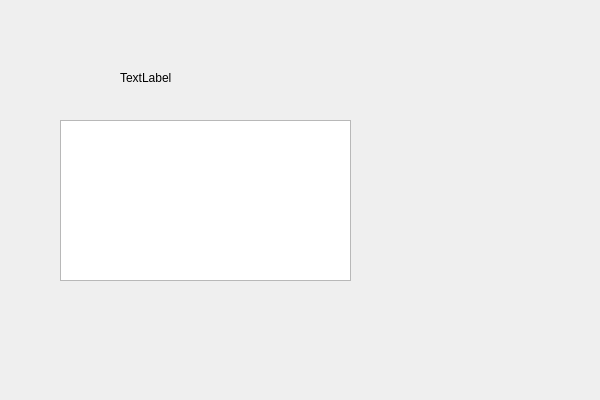
The window that Word-Flow/random.ui (timowka0304/Word-Flow) describes before a commit, drawn with Qt 5.
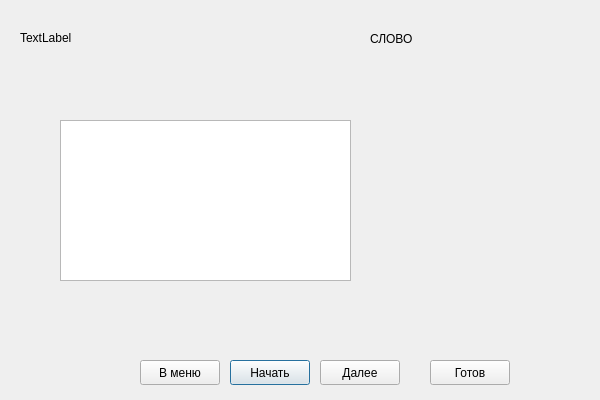
The same window after the commit.

Patch:
```diff
--- a/Word-Flow/random.ui
+++ b/Word-Flow/random.ui
@@ -26,9 +26,9 @@
   <widget class="QLabel" name="label_question">
    <property name="geometry">
     <rect>
-     <x>120</x>
-     <y>70</y>
-     <width>171</width>
+     <x>20</x>
+     <y>30</y>
+     <width>251</width>
      <height>16</height>
     </rect>
    </property>
@@ -36,6 +36,71 @@
     <string>TextLabel</string>
    </property>
   </widget>
+  <widget class="QPushButton" name="start_Button">
+   <property name="geometry">
+    <rect>
+     <x>230</x>
+     <y>360</y>
+     <width>80</width>
+     <height>25</height>
+    </rect>
+   </property>
+   <property name="text">
+    <string>Начать</string>
+   </property>
+  </widget>
+  <widget class="QPushButton" name="back_to_menu_Button">
+   <property name="geometry">
+    <rect>
+     <x>140</x>
+     <y>360</y>
+     <width>80</width>
+     <height>25</height>
+    </rect>
+   </property>
+   <property name="text">
+    <string>В меню</string>
+   </property>
+  </widget>
+  <widget class="QPushButton" name="next_Button">
+   <property name="geometry">
+    <rect>
+     <x>320</x>
+     <y>360</y>
+     <width>80</width>
+     <height>25</height>
+    </rect>
+   </property>
+   <property name="text">
+    <string>Далее</string>
+   </property>
+  </widget>
+  <widget class="QLabel" name="text_word">
+   <property name="geometry">
+    <rect>
+     <x>370</x>
+     <y>30</y>
+     <width>54</width>
+     <height>17</height>
+    </rect>
+   </property>
+   <property name="text">
+    <string>СЛОВО</string>
+   </property>
+  </widget>
+  <widget class="QPushButton" name="done_Button">
+   <property name="geometry">
+    <rect>
+     <x>430</x>
+     <y>360</y>
+     <width>80</width>
+     <height>25</height>
+    </rect>
+   </property>
+   <property name="text">
+    <string>Готов</string>
+   </property>
+  </widget>
  </widget>
  <resources/>
  <connections/>
```
Left out of the diff: 2 changed lines with no effect on the pictures.
